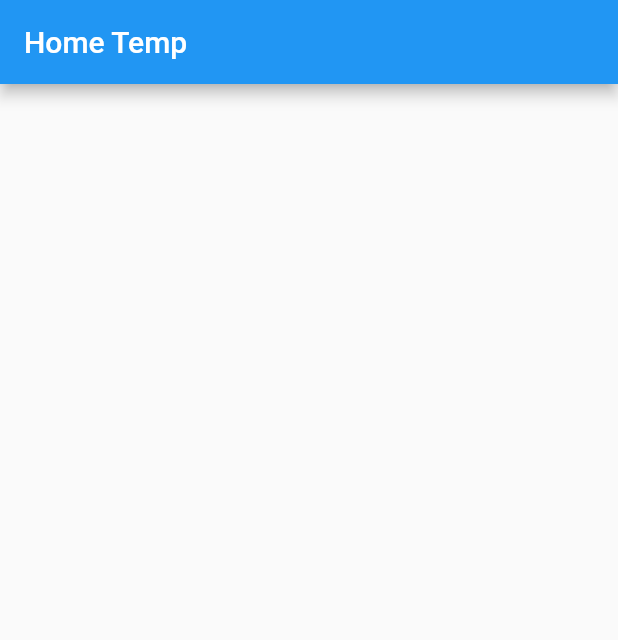
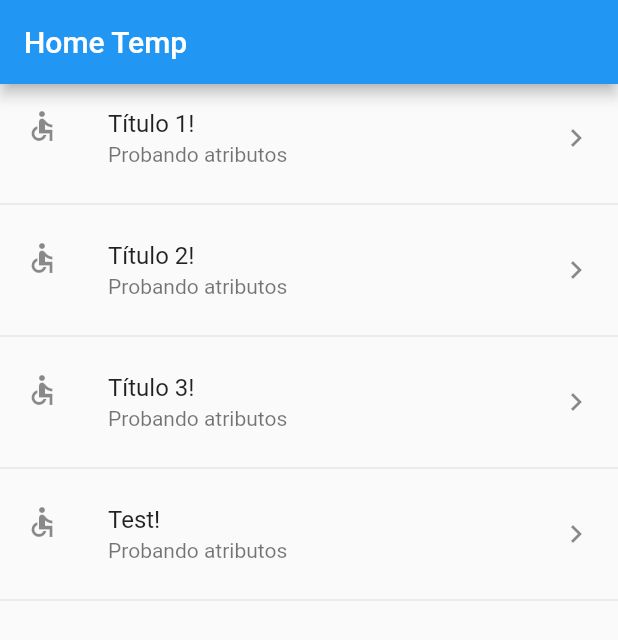
Before and after one commit to wass3/test_flutter, a Flutter app: the screen it shows after launch, on a phone screen of 412 x 824 dp. Shown: the top 640 px of the screen. Run offline on Flutter 3.47's test engine with Material 2 defaults, Android fonts, the phone set to English and light mode, and no system bars.

Commit message:
pagina 30

```diff
--- a/lib/main.dart
+++ b/lib/main.dart
@@ -8,7 +8,7 @@ class MyApp extends StatelessWidget {
 
   @override
   Widget build(BuildContext context) {
-    return const MaterialApp(
+    return MaterialApp(
       title: 'Componentes APP',
       debugShowCheckedModeBanner: false,
       home: HomePageTemp());
--- a/lib/screens/home.dart
+++ b/lib/screens/home.dart
@@ -1,8 +1,11 @@
 import 'package:flutter/material.dart';
 
 
+// ignore: must_be_immutable
 class HomePageTemp extends StatelessWidget {
-  const HomePageTemp({super.key});
+  HomePageTemp({super.key});
+
+  final opciones = ['Título 1', 'Título 2', 'Título 3', 'Test'];
 
 
   @override
@@ -11,7 +14,38 @@ class HomePageTemp extends StatelessWidget {
       appBar: AppBar(
         title: const Text('Home Temp'),
       ),
-      body: ListView(),
+      body: ListView(
+        children: _crearItemsCorta(),
+      ),
     );
   }
+
+  List<Widget> _crearItems() {
+    List<Widget> listaW = [];
+    for (String opt in opciones) {
+      final tempWidget = ListTile(
+        title: Text(opt),
+      );
+      listaW.add(tempWidget);
+      listaW.add(const Divider());
+    }
+    return listaW;
+  }
+
+  List<Widget> _crearItemsCorta() {
+    return opciones.map((item) {
+      return Column(
+        children: [
+          ListTile(
+            title: Text('$item!'),
+            subtitle: const Text('Probando atributos'),
+            leading: const Icon(Icons.accessible_sharp),
+            trailing: const Icon(Icons.keyboard_arrow_right),
+            onTap: () {},
+          ),
+          const Divider()
+        ],
+      );
+    }).toList();
+  }
 }
--- a/pubspec.yaml
+++ b/pubspec.yaml
@@ -17,3 +17,6 @@ dev_dependencies:
 
 flutter:
   uses-material-design: true
+
+assets:
+  -  data/menu_opts.json
```
Also changed, not shown: data/menu_opts.json (added, +20 -0 lines), lib/providers/menu_providers.dart (added, +16 -0 lines), lib/screens/home_page.dart (added, +33 -0 lines).
